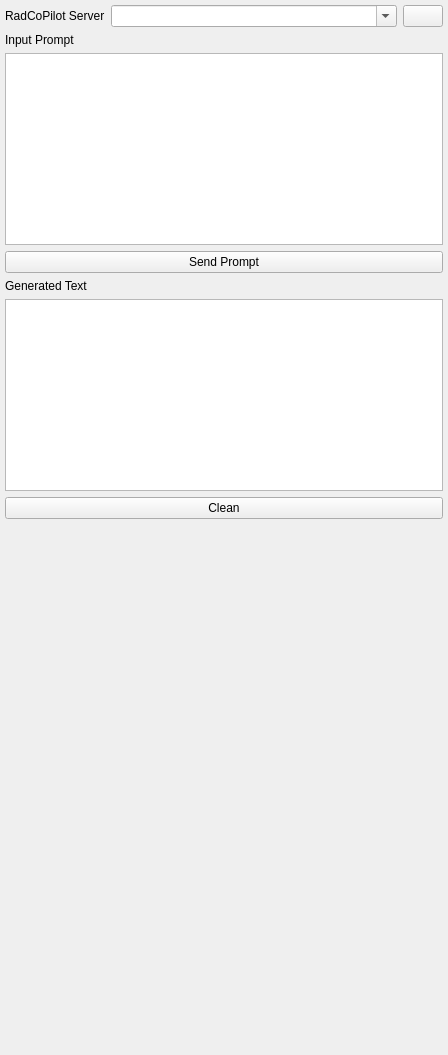
Above: plugins/RadCoPilot_Slicer/Resources/UI/RadCoPilot.ui from tedfytw1209/VLM before the change. Below: the same form after it.
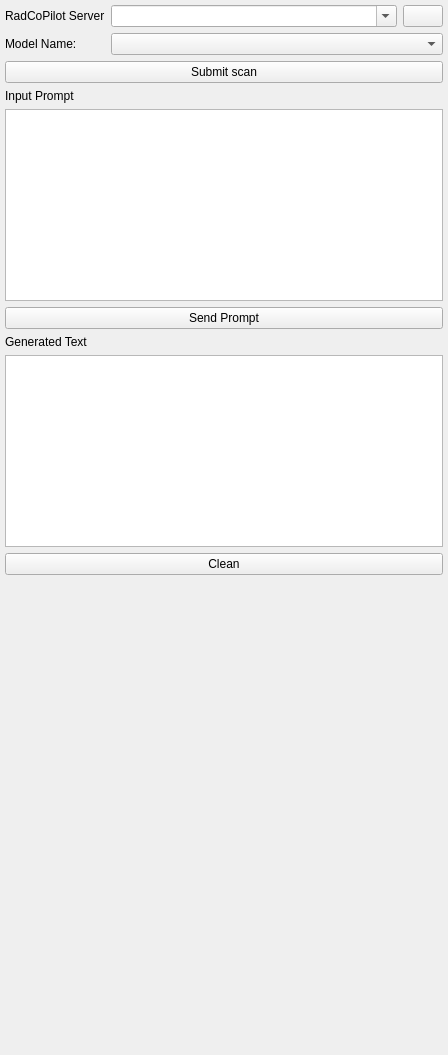
That is the form after the change. Custom widgets are drawn as their Qt base class.

Commit message:
Upload volume to server (#64)
- Updated module layout
- Send volume to server

---------

Diff of the .ui file:
```diff
--- a/plugins/RadCoPilot_Slicer/Resources/UI/RadCoPilot.ui
+++ b/plugins/RadCoPilot_Slicer/Resources/UI/RadCoPilot.ui
@@ -61,6 +61,34 @@
       <widget class="QLabel" name="label">
        <property name="text">
         <string>RadCoPilot Server</string>
+       </property>
+      </widget>
+     </item>
+     <item row="1" column="0">
+      <widget class="QLabel" name="appName">
+       <property name="text">
+        <string>Model Name:</string>
+       </property>
+      </widget>
+     </item>
+     <item row="1" column="1" colspan="2">
+      <widget class="QComboBox" name="appComboBox">
+       <property name="layoutDirection">
+        <enum>Qt::LeftToRight</enum>
+       </property>
+       <property name="sizeAdjustPolicy">
+        <enum>QComboBox::AdjustToContents</enum>
+       </property>
+      </widget>
+     </item>
+    </layout>
+   </item>
+   <item>
+    <layout class="QGridLayout" name="configGrid">
+     <item row="5" column="0">
+      <widget class="QPushButton" name="uploadImageButton">
+       <property name="text">
+        <string>Submit scan</string>
        </property>
       </widget>
      </item>
```
Left out of the diff: 26 changed lines with no effect on the pictures. The commit also changes 2 other files.
